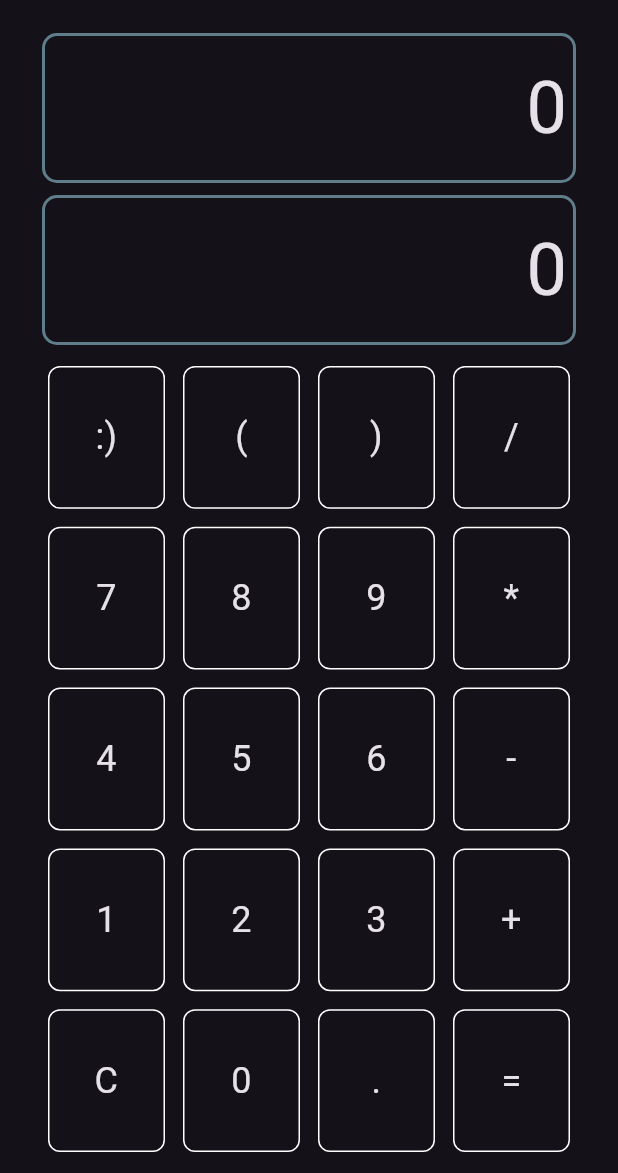
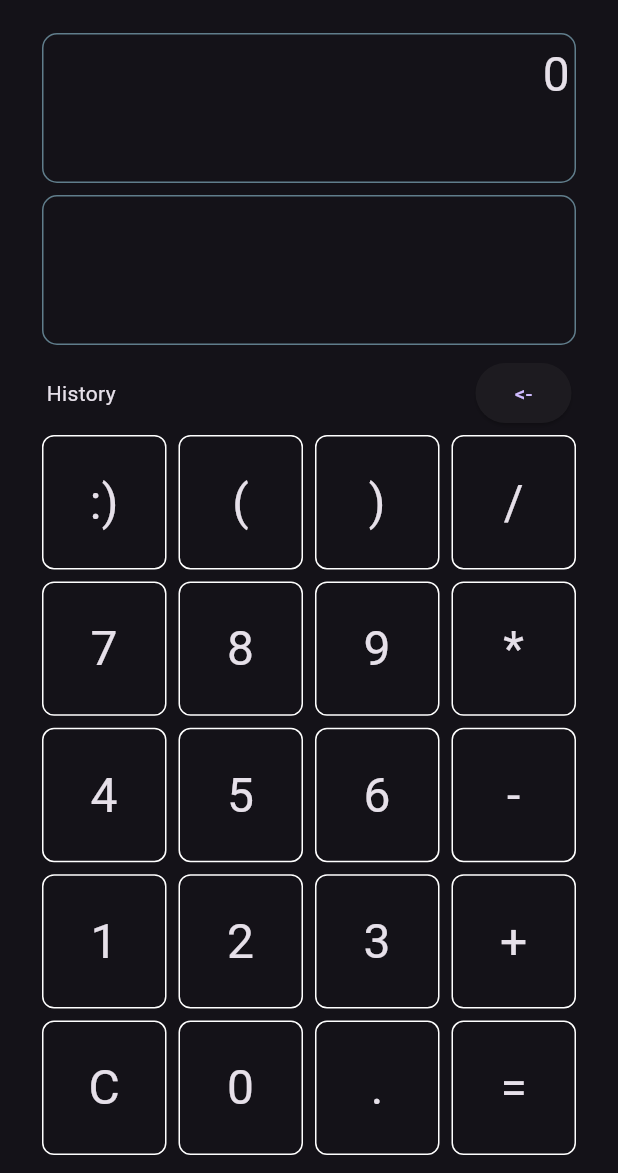
Before and after one commit to ninzqq/ncalc, a Flutter app: the screen it shows after launch, on a phone screen of 412 x 824 dp, the part 63-1236 px from its top. Run offline on Flutter 3.47's test engine with Material 3 defaults, Android fonts, the light colour scheme and no system bars; our stand-ins replace flutter_riverpod; generated files the repository leaves out were written again.

Commit message:
Sorts of additions

```diff
--- a/ncalc/lib/src/app.dart
+++ b/ncalc/lib/src/app.dart
@@ -2,9 +2,6 @@ import 'package:flutter/material.dart';
 import 'package:flutter_gen/gen_l10n/app_localizations.dart';
 import 'package:flutter_localizations/flutter_localizations.dart';
 import 'package:ncalc/src/calculator/calculator_basic_view.dart';
-
-import 'sample_feature/sample_item_details_view.dart';
-import 'sample_feature/sample_item_list_view.dart';
 import 'settings/settings_controller.dart';
 import 'settings/settings_view.dart';
 
@@ -74,8 +71,6 @@ class MyApp extends StatelessWidget {
                 switch (routeSettings.name) {
                   case SettingsView.routeName:
                     return SettingsView(controller: settingsController);
-                  case SampleItemDetailsView.routeName:
-                    return const SampleItemDetailsView();
                   default:
                     return const CalculatorBasicView();
                 }
--- a/ncalc/lib/src/calculator/calculator_basic_view.dart
+++ b/ncalc/lib/src/calculator/calculator_basic_view.dart
@@ -1,5 +1,6 @@
 import 'package:flutter/material.dart';
 import 'package:ncalc/src/calculator/calculator_notifier.dart';
+import 'package:ncalc/src/calculator/calculator_button.dart';
 import 'package:ncalc/src/calculator/display.dart';
 import 'package:ncalc/src/settings/settings_view.dart';
 import 'package:flutter_riverpod/flutter_riverpod.dart';
@@ -61,52 +62,19 @@ class CalculatorBasicView extends ConsumerWidget {
     return Expanded(
       flex: 1,
       child: Padding(
-        padding: const EdgeInsets.only(left: 18.0, right: 18.0),
+        padding: const EdgeInsets.only(left: 16.0, right: 16.0),
         child: Row(
           crossAxisAlignment: CrossAxisAlignment.stretch,
           children: values
-              .map((value) => _buildButton(ref, value, calculator))
+              .map(
+                (value) => CalculatorButton(
+                  value: value,
+                  calculator: calculator,
+                ),
+              )
               .toList(),
         ),
       ),
     );
   }
-
-  // Helper method to build each button
-  Widget _buildButton(
-      WidgetRef ref, String value, CalculatorNotifier calculator) {
-    var calculatorState = ref.read(calculatorProvider);
-    return Expanded(
-      child: Padding(
-        padding: const EdgeInsets.all(6.0),
-        child: InkWell(
-          onTap: () {
-            if (value == "C") {
-              calculator.clear();
-            } else if (value == ":)" || value == '(' || value == ')') {
-            } else if (value == "=") {
-              calculator.calculateExpression(calculatorState.input);
-            } else {
-              calculator.inputNumber(value);
-            }
-          },
-          child: Container(
-            decoration: BoxDecoration(
-              border: Border.all(color: Colors.white),
-              borderRadius: const BorderRadius.all(
-                Radius.circular(8),
-              ),
-            ),
-            child: Center(
-              child: Text(
-                value,
-                textAlign: TextAlign.center,
-                style: const TextStyle(fontSize: 24),
-              ),
-            ),
-          ),
-        ),
-      ),
-    );
-  }
 }
--- /dev/null
+++ b/ncalc/lib/src/calculator/calculator_button.dart
@@ -0,0 +1,52 @@
+import 'package:flutter/material.dart';
+import 'package:ncalc/src/calculator/calculator_notifier.dart';
+import 'package:flutter_riverpod/flutter_riverpod.dart';
+
+class CalculatorButton extends ConsumerWidget {
+  //final WidgetRef ref;
+  final String value;
+  final CalculatorNotifier calculator;
+  const CalculatorButton({
+    super.key,
+    //required this.ref,
+    required this.value,
+    required this.calculator,
+  });
+
+  @override
+  Widget build(BuildContext context, WidgetRef ref) {
+    var calculatorState = ref.read(calculatorProvider);
+    return Expanded(
+      child: Padding(
+        padding: const EdgeInsets.all(4.0),
+        child: InkWell(
+          onTap: () {
+            if (value == "C") {
+              calculator.clear();
+            } else if (value == ":)" || value == '(' || value == ')') {
+            } else if (value == "=") {
+              calculator.calculateExpression(calculatorState.input);
+            } else {
+              calculator.inputNumber(value);
+            }
+          },
+          child: Container(
+            decoration: BoxDecoration(
+              border: Border.all(color: Colors.white),
+              borderRadius: const BorderRadius.all(
+                Radius.circular(8),
+              ),
+            ),
+            child: Center(
+              child: Text(
+                value,
+                textAlign: TextAlign.center,
+                style: const TextStyle(fontSize: 32),
+              ),
+            ),
+          ),
+        ),
+      ),
+    );
+  }
+}
--- a/ncalc/lib/src/calculator/display.dart
+++ b/ncalc/lib/src/calculator/display.dart
@@ -10,13 +10,30 @@ class Display extends ConsumerWidget {
   Widget build(BuildContext context, WidgetRef ref) {
     return Column(
       children: [
-        _buildDisplayRow(input),
-        _buildDisplayRow(output),
+        _buildDisplayRow(context, input),
+        _buildDisplayRow(context, output),
+        SizedBox(
+          height: 48,
+          child: Padding(
+            padding: const EdgeInsets.only(left: 23.0, right: 23.0),
+            child: Row(
+              mainAxisAlignment: MainAxisAlignment.spaceBetween,
+              children: [
+                const Text('History'),
+                ElevatedButton(
+                  onPressed: () {},
+                  child: const Text('<-'),
+                )
+              ],
+            ),
+          ),
+        ),
       ],
     );
   }
 
-  Widget _buildDisplayRow(inout) {
+  Widget _buildDisplayRow(context, inout) {
+    TextEditingController controller = TextEditingController();
     return Padding(
       padding: const EdgeInsets.only(
         top: 0,
@@ -26,30 +43,27 @@ class Display extends ConsumerWidget {
       ),
       child: Container(
         height: 100,
-        width: double.infinity,
+        //width: MediaQuery.of(context).size.width,
         decoration: BoxDecoration(
           border: Border.all(
             color: Colors.primaries.last,
-            width: 2.0,
+            width: 1.0,
           ),
           borderRadius: const BorderRadius.all(
             Radius.circular(10),
           ),
         ),
-        child: Padding(
-          padding: const EdgeInsets.only(right: 4.0),
-          child: FittedBox(
-            fit: BoxFit.scaleDown,
-            alignment: Alignment.centerRight,
-            child: Text(
-              inout,
-              style: const TextStyle(
-                fontSize: 48,
-                fontFamily: 'Roboto',
-              ),
-              textAlign: TextAlign.end,
-            ),
+        child: TextField(
+          maxLines: 1,
+          //expands: false,
+          keyboardType: TextInputType.none,
+          controller: controller..text = inout,
+          style: const TextStyle(
+            fontSize: 32,
+            fontFamily: 'Roboto',
           ),
+          textAlign: TextAlign.end,
+          decoration: const InputDecoration.collapsed(hintText: ''),
         ),
       ),
     );
```
Also changed, not shown: ncalc/lib/src/calculator/calculator_notifier.dart (+25 -10 lines).
